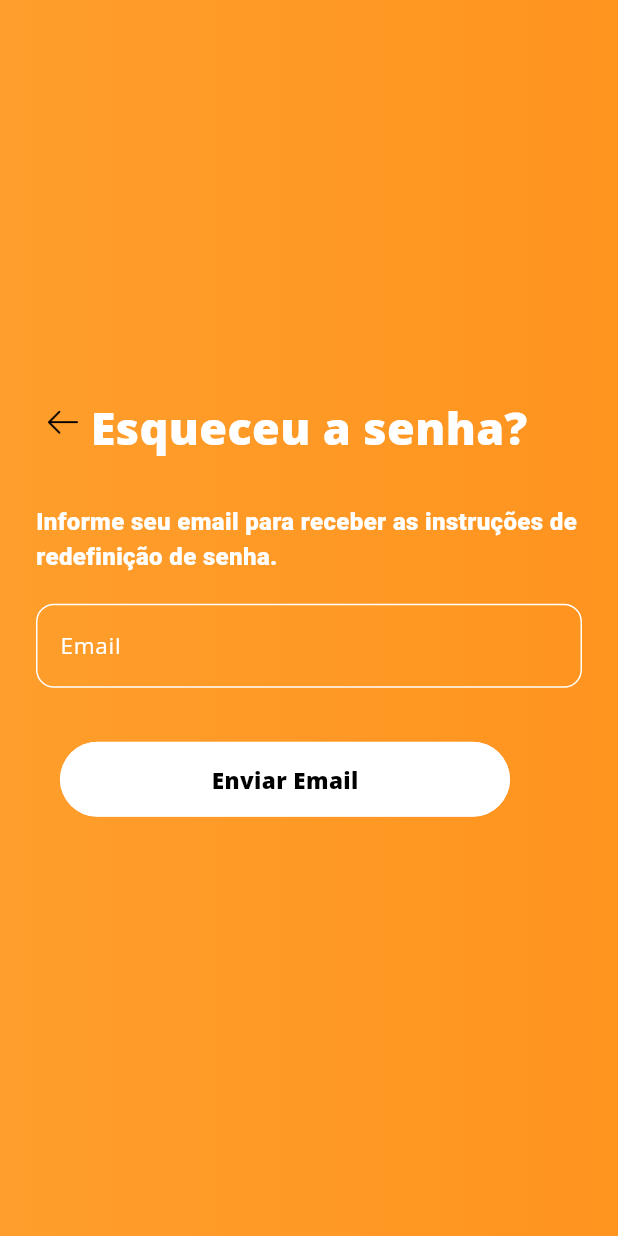
After one commit to BrandonViana/receita_na_mao.app, a Flutter app: the ForgotPasswordPage screen opened directly, on a phone screen of 412 x 824 dp. The commit adds this screen. Run offline on Flutter 3.47's test engine with Material 3 defaults, Android fonts, the phone set to English and light mode, and no system bars; our stand-ins replace firebase_auth, firebase_core; accounts and stored records are empty; generated files the repository leaves out were written again; Roboto replaces fonts that are missing (Oswald).

Commit message:
updated forgot password and login authentication

```diff
--- /dev/null
+++ b/lib/features/Login/forgot_password_page.dart
@@ -0,0 +1,159 @@
+import 'package:flutter/material.dart';
+import 'package:firebase_auth/firebase_auth.dart';
+import 'package:receitanamao/common/constants/app_colors.dart';
+import 'package:receitanamao/common/constants/app_text_styles.dart';
+import 'package:receitanamao/common/constants/widgets/custom_border.dart';
+import 'package:receitanamao/common/constants/widgets/second_button.dart';
+
+class ForgotPasswordPage extends StatefulWidget {
+  const ForgotPasswordPage({super.key});
+
+  @override
+  State<ForgotPasswordPage> createState() => _ForgotPasswordPageState();
+}
+
+class _ForgotPasswordPageState extends State<ForgotPasswordPage> {
+  final _formKey = GlobalKey<FormState>();
+  final TextEditingController _emailController = TextEditingController();
+  final FirebaseAuth _authService = FirebaseAuth.instance;
+
+  @override
+  void dispose() {
+    _emailController.dispose();
+    super.dispose();
+  }
+
+
+  void _sendResetEmail() async {
+    final email = _emailController.text.trim();
+    try {
+      await _authService.sendPasswordResetEmail(email: email);
+
+      if (!mounted) return;
+
+      ScaffoldMessenger.of(context).showSnackBar(
+        const SnackBar(
+          content: Text(
+            'Se o email estiver cadastrado, você receberá as instruções.',
+          ),
+        ),
+      );
+    } catch (e) {
+      if (!mounted) return;
+
+      ScaffoldMessenger.of(context).showSnackBar(
+        SnackBar(content: Text('Erro ao enviar email: ${e.toString()}')),
+      );
+    }
+  }
+
+  @override
+  Widget build(BuildContext context) {
+    return Scaffold(
+      body: Container(
+        alignment: Alignment.center,
+        decoration: BoxDecoration(
+          gradient: LinearGradient(
+            begin: Alignment.centerLeft,
+            end: Alignment.centerRight,
+            colors: AppColors.orangeGradient,
+            stops: const [0.0, 0.5, 1.0],
+          ),
+        ),
+        child: SafeArea(
+          child: Padding(
+            padding: const EdgeInsets.all(24.0),
+            child: SingleChildScrollView(
+              child: Column(
+                crossAxisAlignment: CrossAxisAlignment.start,
+                children: [
+                  Stack(
+                    children: [
+                      Align(
+                        alignment: Alignment.centerLeft,
+                        child: InkWell(
+                          onTap: () => Navigator.pop(context),
+                          borderRadius: BorderRadius.circular(50),
+                          child: Padding(
+                            padding: const EdgeInsets.all(8),
+                            child: Image.asset(
+                              "assets/Image/left.png",
+                              width: 20,
+                              height: 20,
+                            ),
+                          ),
+                        ),
+                      ),
+                      Center(
+                        child: Text(
+                          'Esqueceu a senha?',
+                          style: AppTextStyles.textAll.copyWith(
+                            color: AppColors.white,
+                            fontSize: 30,
+                          ),
+                        ),
+                      ),
+                    ],
+                  ),
+                  const SizedBox(height: 30),
+                  Text(
+                    'Informe seu email para receber as instruções de redefinição de senha.',
+                    style: AppTextStyles.simpleText.copyWith(
+                      color: AppColors.white,
+                      fontSize: 16,
+                    ),
+                  ),
+                  const SizedBox(height: 20),
+                  Form(
+                    key: _formKey,
+                    child: Column(
+                      children: [
+                        TextFormField(
+                          controller: _emailController,
+                          decoration: CustomBorder.build('Email'),
+                          keyboardType: TextInputType.emailAddress,
+                          style: const TextStyle(color: AppColors.white),
+                          validator: (value) {
+                            if (value == null || value.isEmpty) {
+                              return 'O email não pode ser vazio';
+                            }
+                            if (!RegExp(
+                              r'^[^@]+@[^@]+\.[^@]+',
+                            ).hasMatch(value)) {
+                              return 'Digite um email válido';
+                            }
+                            return null;
+                          },
+                        ),
+                        const SizedBox(height: 20),
+                      ],
+                    ),
+                  ),
+                  Padding(
+                    padding: const EdgeInsets.all(16.0),
+                    child: SecondButton(
+                      text: "Enviar Email",
+                      onPressed: () {
+                        if (_formKey.currentState!.validate()) {
+                          _sendResetEmail();
+                        } else {
+                          ScaffoldMessenger.of(context).showSnackBar(
+                            const SnackBar(
+                              content: Text(
+                                'Formulário inválido. Corrija os erros e tente novamente.',
+                              ),
+                            ),
+                          );
+                        }
+                      },
+                    ),
+                  ),
+                ],
+              ),
+            ),
+          ),
+        ),
+      ),
+    );
+  }
+}
```
Also changed, not shown: lib/features/Login/login_page.dart (+35 -11 lines), lib/features/Login/register_page.dart (+77 -18 lines), lib/features/pages/first_page.dart (+11 -0 lines), lib/features/servicos/authentication_service.dart (+31 -5 lines).
